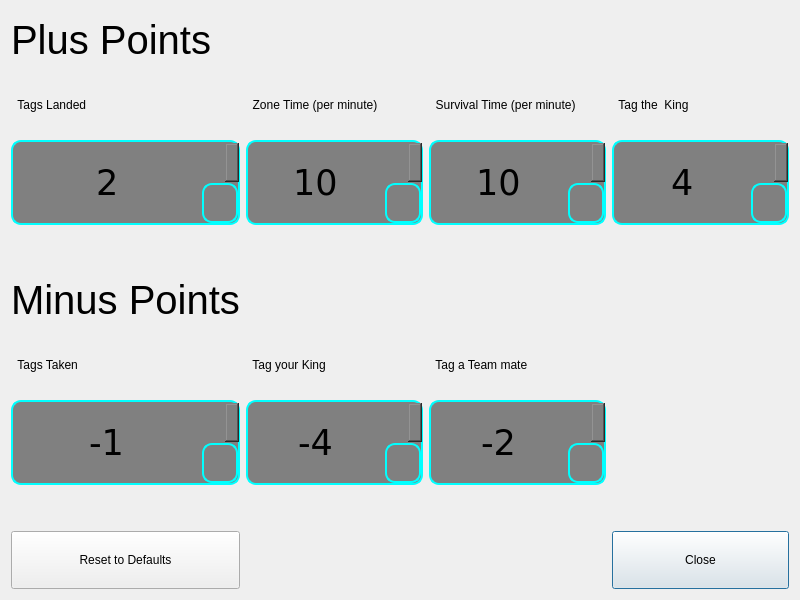
Qt form SetScoreParameters.ui (rmick/Combobulator) before a commit.
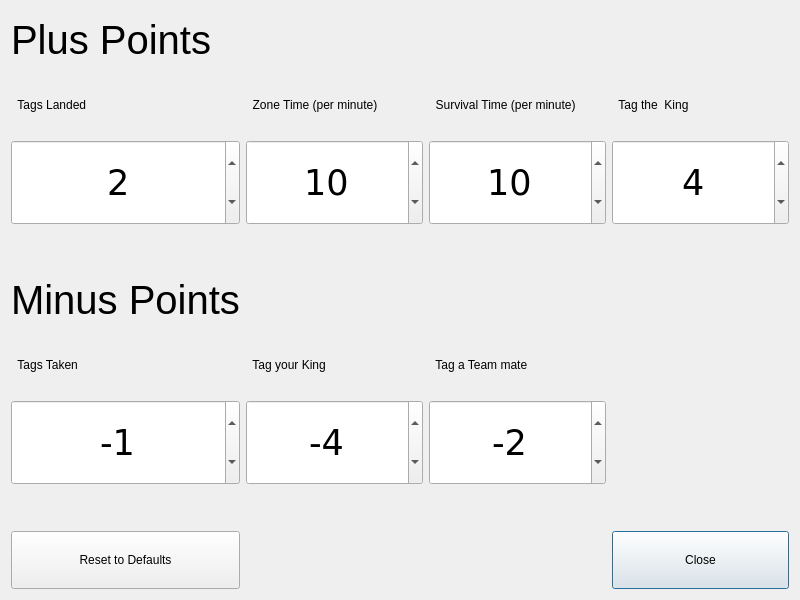
The same form after that commit. Icons and pictures are not drawn.

The edit to the form file:
```diff
--- a/SetScoreParameters.ui
+++ b/SetScoreParameters.ui
@@ -14,37 +14,7 @@
    <string>Dialog</string>
   </property>
   <property name="styleSheet">
-   <string notr="true">QSpinBox::up-button
-{
-	width: 32px;
-	border-width: 2px;
-	border-style: solid; 
-	border-color:cyan;
-	border-radius: 10px;
-	image: url(:/resources/images/UpArrow.png);
-
-}
-QSpinBox::down-button
-{
-	width: 32px;
-	border-width: 2px;
-	border-style: solid; 
-	border-color:cyan;
-	border-radius: 10px;
-}
-
-QSpinBox { background-color: grey; }
-
-QSpinBox
-{
-	border-width: 2px;
-    border-style: solid;
-    border-color: cyan;
-    border-radius: 10px;
-}
-
-
-</string>
+   <string notr="true"/>
   </property>
   <layout class="QGridLayout" name="gridLayout">
    <item row="13" column="0">
```
